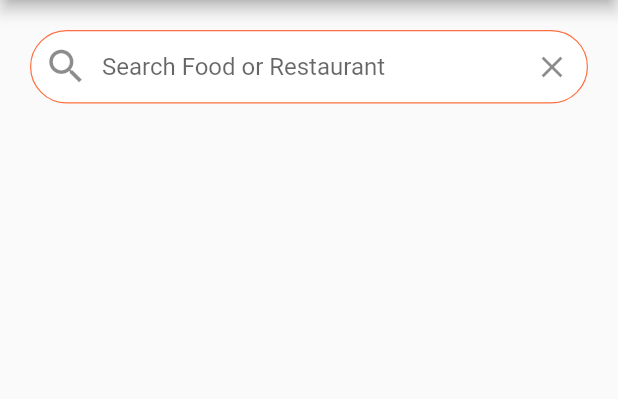
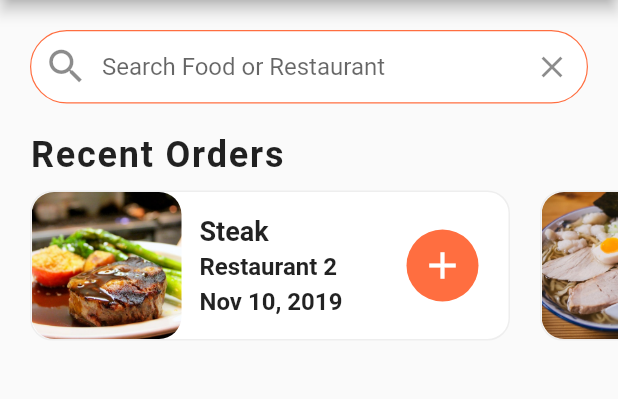
Before and after one commit to iAmTochi/flutter_food_delivery_ui, a Flutter app: the screen it shows after launch, on a phone screen of 412 x 824 dp, the part 84-483 px from its top. Run offline on Flutter 3.47's test engine with Material 2 defaults, Android fonts, the phone set to English and light mode, and no system bars.

Commit message:
recent_order section completed

```diff
--- a/lib/screens/home_screen.dart
+++ b/lib/screens/home_screen.dart
@@ -1,5 +1,6 @@
 import 'package:flutter/material.dart';
 import 'package:flutter_food_delivery_ui/data/data.dart';
+import 'package:flutter_food_delivery_ui/widgets/recent_orders.dart';
 
 class HomeScreen extends StatefulWidget {
   @override
@@ -58,8 +59,11 @@ class _HomeScreenState extends State<HomeScreen> {
                 suffixIcon: IconButton(
                   icon: Icon(Icons.clear),
                   onPressed: () {},
-                    ))),
                 ),
+              ),
+            ),
+          ),
+          RecentOrders(),
         ],
       ),
     );
--- a/lib/widgets/recent_orders.dart
+++ b/lib/widgets/recent_orders.dart
@@ -1,8 +1,120 @@
 import 'package:flutter/material.dart';
+import 'package:flutter_food_delivery_ui/data/data.dart';
+import 'package:flutter_food_delivery_ui/models/order.dart';
 
 class RecentOrders extends StatelessWidget {
+  _buildRecentOrder(BuildContext context, Order order) {
+    return Container(
+      margin: EdgeInsets.all(10.0),
+      width: 320.0,
+      decoration: BoxDecoration(
+        color: Colors.white,
+        borderRadius: BorderRadius.circular(15.0),
+        border: Border.all(
+          width: 1.0,
+          color: Colors.grey[200],
+        ),
+      ),
+      child: Row(
+        mainAxisAlignment: MainAxisAlignment.spaceBetween,
+        children: [
+          ClipRRect(
+            borderRadius: BorderRadius.circular(15.0),
+            child: Image(
+              height: 100.0,
+              width: 100.0,
+              image: AssetImage(order.food.imageUrl),
+              fit: BoxFit.cover,
+            ),
+          ),
+          Expanded(
+            child: Container(
+              margin: EdgeInsets.all(12.0),
+              child: Column(
+                mainAxisAlignment: MainAxisAlignment.center,
+                crossAxisAlignment: CrossAxisAlignment.start,
+                children: [
+                  Text(
+                    order.food.name,
+                    style: TextStyle(
+                      fontSize: 18.0,
+                      fontWeight: FontWeight.bold,
+                    ),
+                    overflow: TextOverflow.ellipsis,
+                  ),
+                  SizedBox(height: 4.0),
+                  Text(
+                    order.restaurant.name,
+                    style: TextStyle(
+                      fontSize: 16.0,
+                      fontWeight: FontWeight.w600,
+                    ),
+                    overflow: TextOverflow.ellipsis,
+                  ),
+                  SizedBox(height: 4.0),
+                  Text(
+                    order.date,
+                    style: TextStyle(
+                      fontSize: 16.0,
+                      fontWeight: FontWeight.w600,
+                    ),
+                    overflow: TextOverflow.ellipsis,
+                  ),
+                ],
+              ),
+            ),
+          ),
+          Container(
+            margin: EdgeInsets.only(right: 20.0),
+            width: 48.0,
+            decoration: BoxDecoration(
+              color: Theme.of(context).primaryColor,
+              borderRadius: BorderRadius.circular(30.0),
+            ),
+            child: IconButton(
+              icon: Icon(Icons.add),
+              iconSize: 30.0,
+              onPressed: () {},
+              color: Colors.white,
+            ),
+          )
+        ],
+      ),
+    );
+  }
+
   @override
   Widget build(BuildContext context) {
-    return Container();
+    return Column(
+      crossAxisAlignment: CrossAxisAlignment.start,
+      children: [
+        Padding(
+          padding: EdgeInsets.symmetric(horizontal: 20.0),
+          child: Text(
+            'Recent Orders',
+            style: TextStyle(
+              fontSize: 24.0,
+              fontWeight: FontWeight.w600,
+              letterSpacing: 1.2,
+            ),
+          ),
+        ),
+        Container(
+          height: 120.0,
+          //color: Colors.blue,
+          child: ListView.builder(
+            physics: BouncingScrollPhysics(), // only for android
+            padding: EdgeInsets.only(left: 10.0),
+            scrollDirection: Axis.horizontal,
+            itemCount: currentUser.orders.length,
+            itemBuilder: (BuildContext context, int index) {
+              Order order = currentUser.orders[index];
+
+              return _buildRecentOrder(context, order);
+            },
+          ),
+        )
+      ],
+    );
   }
 }
```
Lines whose indentation alone changed are shown as unchanged.
